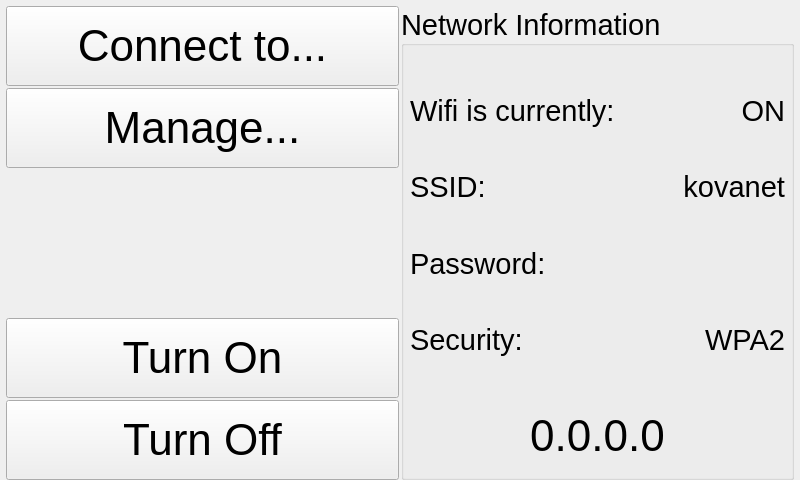
Old version of the form ui/NetworkSettingsWidget.ui in the repository kipr/botui.
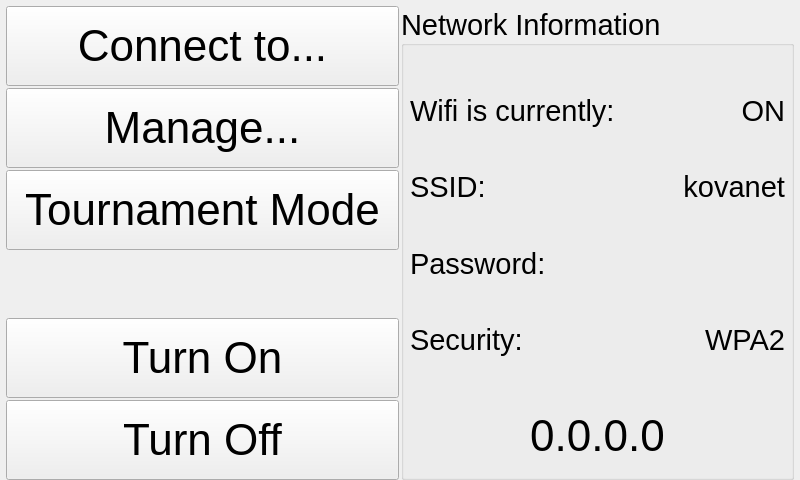
New version of the form. Icons and pictures are not drawn.

What changed in the file:
```diff
--- a/ui/NetworkSettingsWidget.ui
+++ b/ui/NetworkSettingsWidget.ui
@@ -89,6 +89,24 @@
          </property>
         </widget>
        </item>
+       <item>
+        <widget class="QPushButton" name="tournamentMode">
+         <property name="minimumSize">
+          <size>
+           <width>0</width>
+           <height>80</height>
+          </size>
+         </property>
+         <property name="font">
+          <font>
+           <pointsize>33</pointsize>
+          </font>
+         </property>
+         <property name="text">
+          <string>Tournament Mode</string>
+         </property>
+        </widget>
+       </item>
        <item>
         <spacer name="verticalSpacer">
          <property name="orientation">
```
